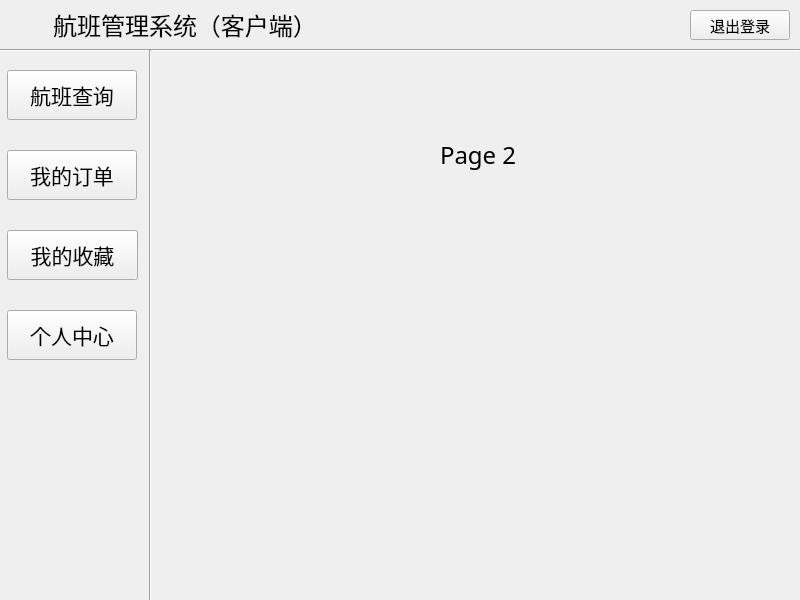
This is UserMainWindow.ui in ImmortalWatcher/Flient_Management as Qt 5 draws it before an edit. The edited form follows.
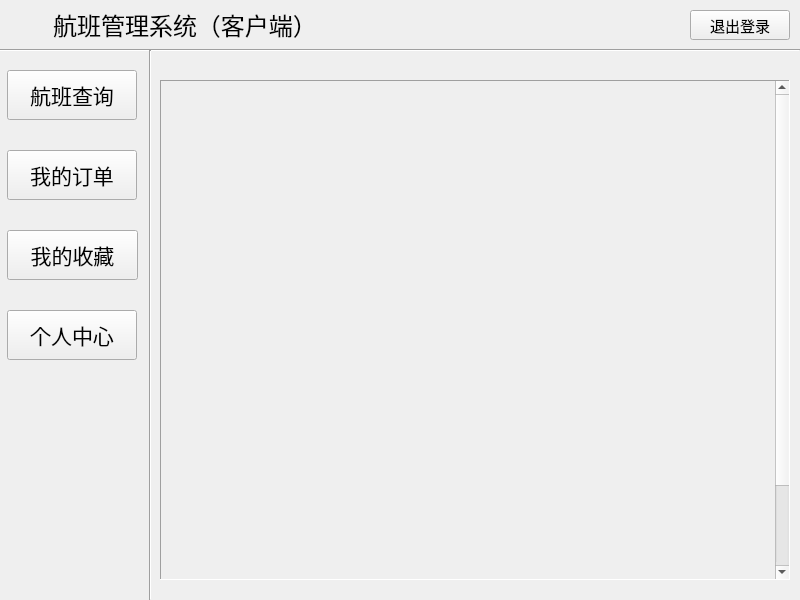
This is the edited form. The open tabs and pages were chosen to show the change. Icons and pictures are not drawn.

```diff
--- a/UserMainWindow.ui
+++ b/UserMainWindow.ui
@@ -1884,24 +1884,49 @@
      </widget>
     </widget>
     <widget class="QWidget" name="page_2">
-     <widget class="QLabel" name="label_2">
+     <widget class="QScrollArea" name="scrollArea_2">
       <property name="geometry">
        <rect>
-        <x>290</x>
-        <y>80</y>
-        <width>80</width>
-        <height>50</height>
+        <x>10</x>
+        <y>30</y>
+        <width>630</width>
+        <height>500</height>
        </rect>
       </property>
-      <property name="font">
-       <font>
-        <family>华文楷体</family>
-        <pointsize>18</pointsize>
-       </font>
+      <property name="frameShape">
+       <enum>QFrame::Shape::Panel</enum>
       </property>
-      <property name="text">
-       <string>Page 2</string>
+      <property name="verticalScrollBarPolicy">
+       <enum>Qt::ScrollBarPolicy::ScrollBarAlwaysOn</enum>
       </property>
+      <property name="horizontalScrollBarPolicy">
+       <enum>Qt::ScrollBarPolicy::ScrollBarAlwaysOff</enum>
+      </property>
+      <property name="widgetResizable">
+       <bool>true</bool>
+      </property>
+      <widget class="QWidget" name="scrollAreaWidgetContents_2">
+       <property name="geometry">
+        <rect>
+         <x>0</x>
+         <y>0</y>
+         <width>611</width>
+         <height>600</height>
+        </rect>
+       </property>
+       <property name="sizePolicy">
+        <sizepolicy hsizetype="Expanding" vsizetype="Expanding">
+         <horstretch>0</horstretch>
+         <verstretch>0</verstretch>
+        </sizepolicy>
+       </property>
+       <property name="minimumSize">
+        <size>
+         <width>0</width>
+         <height>600</height>
+        </size>
+       </property>
+      </widget>
      </widget>
     </widget>
     <widget class="QWidget" name="page_3">
```
Left out of the diff: 18 changed lines with no effect on the pictures.
